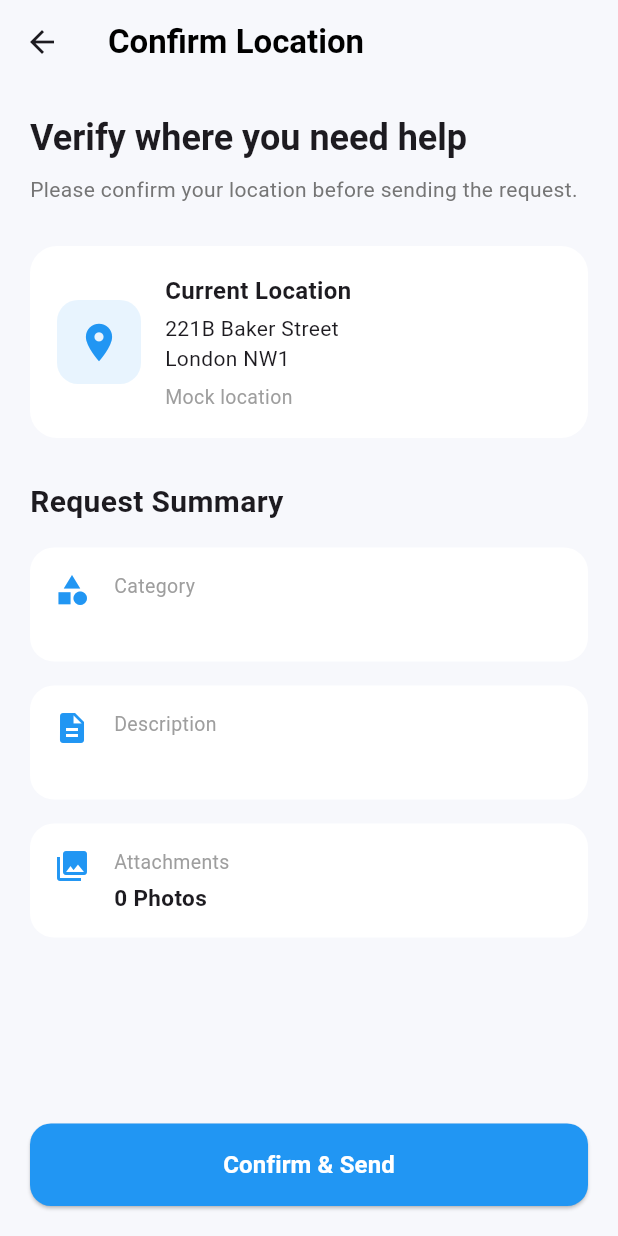
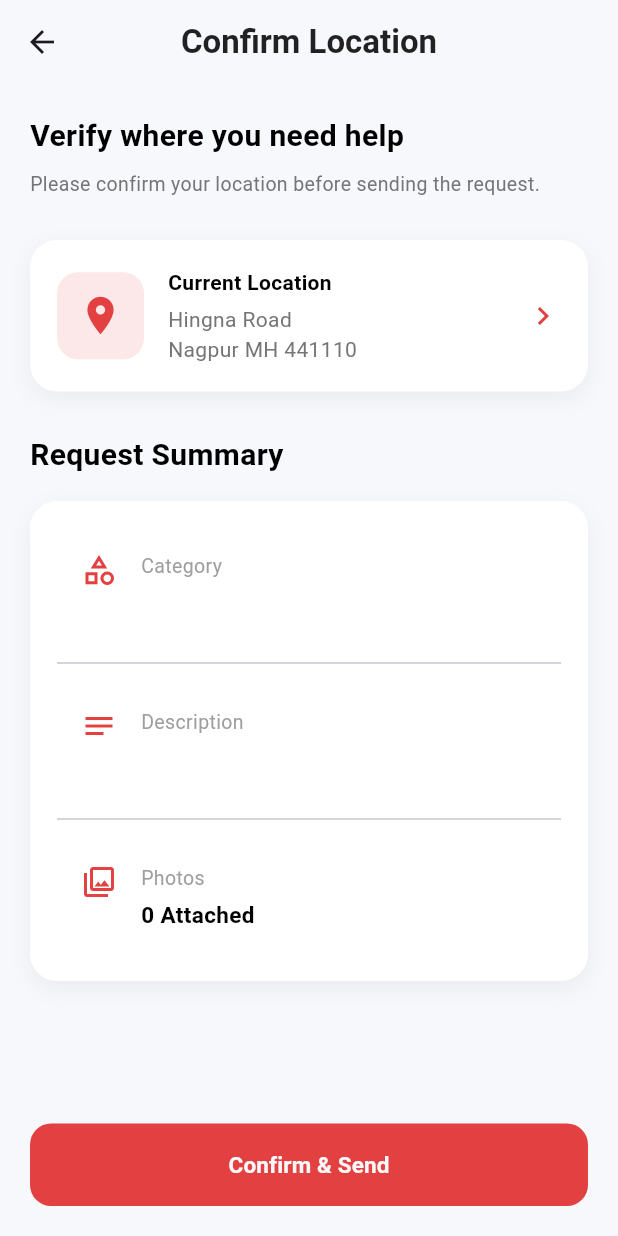
Before and after one commit to MANishS00/flutter_assignment, a Flutter app: the ConfirmLocationScreen screen opened directly with empty values, on a phone screen of 412 x 824 dp. Run offline on Flutter 3.47's test engine with Material 3 defaults, Android fonts, the phone set to English and light mode, and no system bars; our stand-ins replace image_picker, lottie.

Commit message:
add ui in ConfirmLocation Screen

```diff
--- a/lib/features/Screen_3/confirm_location_screen.dart
+++ b/lib/features/Screen_3/confirm_location_screen.dart
@@ -1,3 +1,7 @@
+import 'package:bartr_app/constants/AppButton.dart';
+import 'package:bartr_app/constants/AppColors.dart';
+import 'package:bartr_app/constants/AppText.dart';
+import 'package:bartr_app/constants/GapExtension.dart';
 import 'package:bartr_app/features/Screen_4/MatchingScreen.dart';
 import 'package:flutter/material.dart';
 
@@ -13,6 +17,24 @@ class ConfirmLocationScreen extends StatelessWidget {
     required this.images,
   });
 
+  Widget _card({required Widget child}) {
+    return Container(
+      padding: const EdgeInsets.all(18),
+      decoration: BoxDecoration(
+        color: Colors.white,
+        borderRadius: BorderRadius.circular(18),
+        boxShadow: [
+          BoxShadow(
+            color: Colors.black.withOpacity(.05),
+            blurRadius: 12,
+            offset: const Offset(0, 5),
+          ),
+        ],
+      ),
+      child: child,
+    );
+  }
+
   @override
   Widget build(BuildContext context) {
     return Scaffold(
@@ -21,34 +43,27 @@ class ConfirmLocationScreen extends StatelessWidget {
       appBar: AppBar(
         elevation: 0,
         backgroundColor: Colors.transparent,
-        title: const Text(
-          "Confirm Location",
-          style: TextStyle(color: Colors.black, fontWeight: FontWeight.bold),
+        title: AppText(
+          text: "Confirm Location",
+          fontWeight: FontWeight.bold,
+          color: Colors.black87,
+          fontSize: 22,
         ),
+        centerTitle: true,
       ),
 
       bottomNavigationBar: SafeArea(
         minimum: const EdgeInsets.all(20),
         child: SizedBox(
           height: 55,
-          child: ElevatedButton(
-            style: ElevatedButton.styleFrom(
-              backgroundColor: Colors.blue,
-              foregroundColor: Colors.white,
-              shape: RoundedRectangleBorder(
-                borderRadius: BorderRadius.circular(14),
-              ),
-            ),
+          child: AppButton(
             onPressed: () {
               Navigator.pushReplacement(
                 context,
                 MaterialPageRoute(builder: (_) => const MatchingScreen()),
               );
             },
-            child: const Text(
-              "Confirm & Send",
-              style: TextStyle(fontSize: 16, fontWeight: FontWeight.w600),
-            ),
+            text: 'Confirm & Send',
           ),
         ),
       ),
@@ -58,106 +73,97 @@ class ConfirmLocationScreen extends StatelessWidget {
         child: Column(
           crossAxisAlignment: CrossAxisAlignment.start,
           children: [
-            Text(
-              "Verify where you need help",
-              style: Theme.of(
-                context,
-              ).textTheme.headlineSmall?.copyWith(fontWeight: FontWeight.bold),
+            AppText(
+              text: "Verify where you need help",
+              color: Colors.black,
+              fontWeight: FontWeight.bold,
+              fontSize: 20,
             ),
 
-            const SizedBox(height: 8),
+            8.gap,
 
-            Text(
-              "Please confirm your location before sending the request.",
-              style: TextStyle(color: Colors.grey.shade600),
+            AppText(
+              text: "Please confirm your location before sending the request.",
+              color: Colors.grey.shade600,
+              fontSize: 13,
             ),
 
-            const SizedBox(height: 28),
+            28.gap,
 
-            Container(
-              padding: const EdgeInsets.all(18),
-              decoration: BoxDecoration(
-                color: Colors.white,
-                borderRadius: BorderRadius.circular(18),
-              ),
+            _card(
               child: Row(
                 children: [
                   Container(
-                    width: 56,
-                    height: 56,
+                    padding: const EdgeInsets.all(14),
                     decoration: BoxDecoration(
-                      color: Colors.blue.withOpacity(.1),
+                      color: AppColors.primaryColor.withOpacity(.12),
                       borderRadius: BorderRadius.circular(14),
                     ),
-                    child: const Icon(
+                    child: Icon(
                       Icons.location_on,
-                      color: Colors.blue,
+                      color: AppColors.primaryColor,
                       size: 30,
                     ),
                   ),
-
-                  const SizedBox(width: 16),
-
-                  const Expanded(
+                  16.gap,
+                  Expanded(
                     child: Column(
                       crossAxisAlignment: CrossAxisAlignment.start,
                       children: [
-                        Text(
-                          "Current Location",
-                          style: TextStyle(
+                        AppText(
+                          text: "Current Location",
+                          color: Colors.black,
                           fontWeight: FontWeight.bold,
-                            fontSize: 16,
                         ),
+                        5.gap,
+                        AppText(
+                          text: "Hingna Road",
+                          color: Colors.grey.shade600,
                         ),
-
-                        SizedBox(height: 4),
-
-                        Text("221B Baker Street"),
-
-                        Text("London NW1"),
-
-                        SizedBox(height: 6),
-
-                        Text(
-                          "Mock location",
-                          style: TextStyle(color: Colors.grey, fontSize: 13),
+                        AppText(
+                          text: "Nagpur MH 441110",
+                          color: Colors.grey.shade600,
                         ),
                       ],
                     ),
                   ),
+                  Icon(Icons.chevron_right, color: AppColors.primaryColor),
                 ],
               ),
             ),
 
-            const SizedBox(height: 28),
+            28.gap,
 
-            const Text(
-              "Request Summary",
-              style: TextStyle(fontWeight: FontWeight.bold, fontSize: 20),
+            AppText(
+              text: "Request Summary",
+              color: Colors.black,
+              fontWeight: FontWeight.bold,
+              fontSize: 20,
             ),
 
-            const SizedBox(height: 16),
-
+            16.gap,
+            _card(
+              child: Column(
+                children: [
                   _summaryTile(
-              icon: Icons.category,
+                    icon: Icons.category_outlined,
                     title: "Category",
                     value: category,
                   ),
-
-            const SizedBox(height: 16),
-
+                  const Divider(height: 28),
                   _summaryTile(
-              icon: Icons.description,
+                    icon: Icons.notes_outlined,
                     title: "Description",
                     value: description,
                   ),
-
-            const SizedBox(height: 16),
-
+                  const Divider(height: 28),
                   _summaryTile(
-              icon: Icons.photo_library,
-              title: "Attachments",
-              value: "${images.length} Photo${images.length == 1 ? "" : "s"}",
+                    icon: Icons.photo_library_outlined,
+                    title: "Photos",
+                    value: "${images.length} Attached",
+                  ),
+                ],
+              ),
             ),
           ],
         ),
@@ -179,27 +185,19 @@ class ConfirmLocationScreen extends StatelessWidget {
       child: Row(
         crossAxisAlignment: CrossAxisAlignment.start,
         children: [
-          Icon(icon, color: Colors.blue),
-
-          const SizedBox(width: 16),
-
+          Icon(icon, color: AppColors.primaryColor),
+          16.gap,
           Expanded(
             child: Column(
               crossAxisAlignment: CrossAxisAlignment.start,
               children: [
-                Text(
-                  title,
-                  style: const TextStyle(color: Colors.grey, fontSize: 13),
-                ),
-
-                const SizedBox(height: 4),
-
-                Text(
-                  value,
-                  style: const TextStyle(
+                AppText(text: title, color: Colors.grey, fontSize: 13),
+                4.gap,
+                AppText(
+                  text: value,
+                  color: Colors.black,
                   fontWeight: FontWeight.w600,
                   fontSize: 15,
-                  ),
                 ),
               ],
             ),
```
Lines whose indentation alone changed are shown as unchanged.
